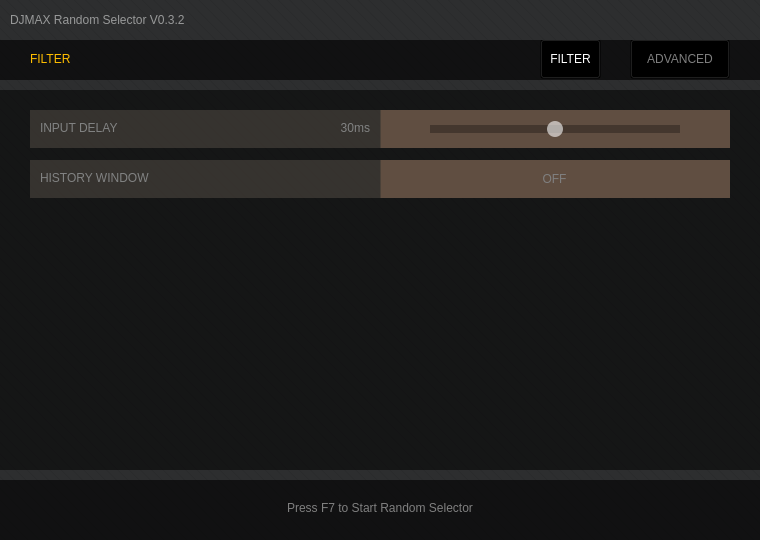
Old version of the form selector_ui.ui in the repository wowvv0w/djmax-random-selector.
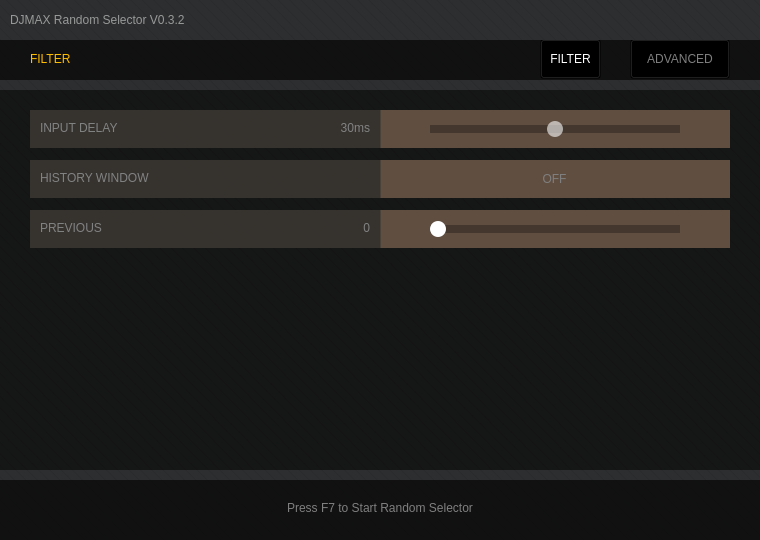
New version of the form. The open tabs and pages were chosen to show the change. Icons and pictures are not drawn.

Commit message: add previous code optimized fixed urban nights

Patch:
```diff
--- a/selector_ui.ui
+++ b/selector_ui.ui
@@ -1550,6 +1550,89 @@
        </property>
       </widget>
      </widget>
+     <widget class="QFrame" name="frame_4">
+      <property name="geometry">
+       <rect>
+        <x>30</x>
+        <y>120</y>
+        <width>700</width>
+        <height>38</height>
+       </rect>
+      </property>
+      <property name="frameShape">
+       <enum>QFrame::StyledPanel</enum>
+      </property>
+      <property name="frameShadow">
+       <enum>QFrame::Raised</enum>
+      </property>
+      <widget class="QLabel" name="label_7">
+       <property name="geometry">
+        <rect>
+         <x>10</x>
+         <y>-1</y>
+         <width>200</width>
+         <height>38</height>
+        </rect>
+       </property>
+       <property name="text">
+        <string>PREVIOUS</string>
+       </property>
+       <property name="alignment">
+        <set>Qt::AlignLeading|Qt::AlignLeft|Qt::AlignVCenter</set>
+       </property>
+      </widget>
+      <widget class="QSlider" name="slider_pre">
+       <property name="geometry">
+        <rect>
+         <x>400</x>
+         <y>9</y>
+         <width>250</width>
+         <height>20</height>
+        </rect>
+       </property>
+       <property name="styleSheet">
+        <string notr="true">QSlider::groove:horizontal {
+    height: 8px;
+    background: #44372e;
+}
+
+QSlider::handle:horizontal {
+    background: #ffffff;
+    width: 16px;
+	margin: -4px 0;
+    border-radius: 8px;
+}</string>
+       </property>
+       <property name="maximum">
+        <number>1</number>
+       </property>
+       <property name="singleStep">
+        <number>0</number>
+       </property>
+       <property name="pageStep">
+        <number>1</number>
+       </property>
+       <property name="orientation">
+        <enum>Qt::Horizontal</enum>
+       </property>
+      </widget>
+      <widget class="QLabel" name="label_pre">
+       <property name="geometry">
+        <rect>
+         <x>280</x>
+         <y>-1</y>
+         <width>60</width>
+         <height>38</height>
+        </rect>
+       </property>
+       <property name="text">
+        <string>0</string>
+       </property>
+       <property name="alignment">
+        <set>Qt::AlignRight|Qt::AlignTrailing|Qt::AlignVCenter</set>
+       </property>
+      </widget>
+     </widget>
     </widget>
    </widget>
    <widget class="QFrame" name="top_bar">
```
Left out of the diff: 39 changed lines with no effect on the pictures. The commit also changes 5 other files.
